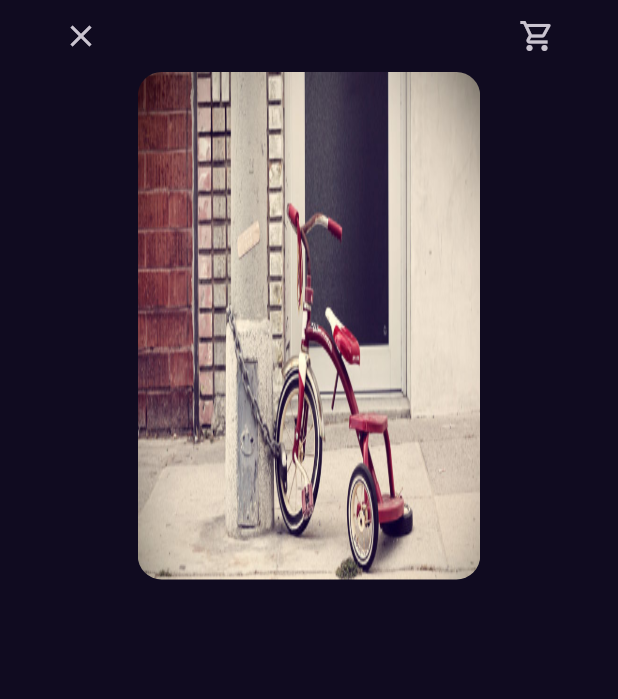
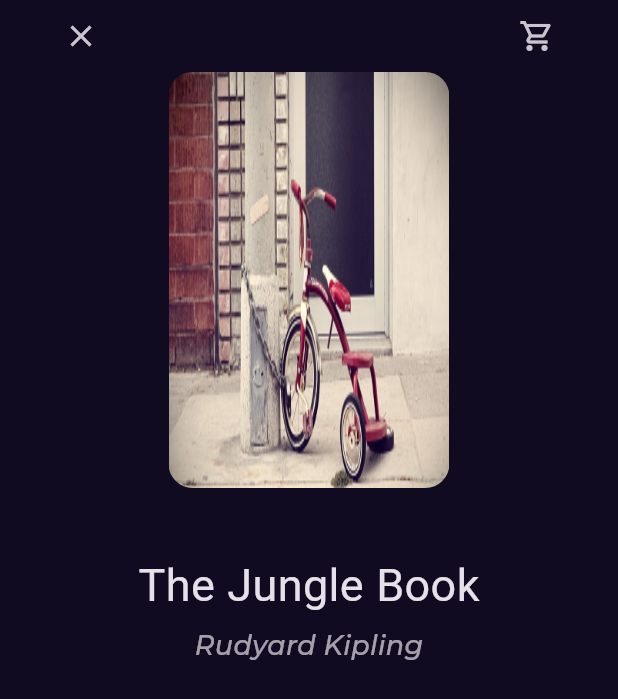
Before and after one commit to muhammad-mustafa1/BOOKIA, a Flutter app: the BookDetailsView screen opened by its route, on a phone screen of 412 x 824 dp. Shown: the top 699 px of the screen. Run offline on Flutter 3.47's test engine with Material 3 defaults, Android fonts, the phone set to English and light mode, and no system bars; our stand-ins replace font_awesome_flutter, go_router, google_fonts.

Commit message:
add title and subtitle to  details

```diff
--- a/lib/Features/home/presentation/views/widgets/book_details_view_body.dart
+++ b/lib/Features/home/presentation/views/widgets/book_details_view_body.dart
@@ -1,3 +1,4 @@
+import 'package:bookia/Core/Utils/styles.dart';
 import 'package:bookia/Features/home/presentation/views/widgets/custom_book_details_app_bar.dart';
 import 'package:bookia/Features/home/presentation/views/widgets/custom_book_item.dart';
 import 'package:flutter/material.dart';
@@ -16,8 +17,21 @@ class BookDetailsViewBody extends StatelessWidget {
           children: [
             const CustomBookDetailsAppBar(),
             Padding(
-              padding: EdgeInsets.symmetric(horizontal: width * .15),
+              padding: EdgeInsets.symmetric(horizontal: width * .2),
               child: const CustomBookImage(),
+            ),
+            const SizedBox(height: 43),
+            const Text('The Jungle Book', style: Styles.textStyle30),
+            const SizedBox(height: 6),
+            Opacity(
+              opacity: .7,
+              child: Text(
+                'Rudyard Kipling',
+                style: Styles.textStyle18.copyWith(
+                  fontWeight: FontWeight.w500,
+                  fontStyle: FontStyle.italic,
+                ),
+              ),
             ),
           ],
         ),
```
